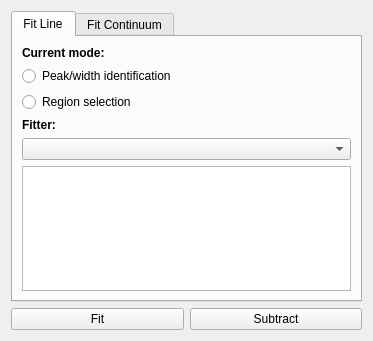
Old version of the form pyspeckit_viewer/control_panel.ui in the repository glue-viz/glue-pyspeckit-plugin.
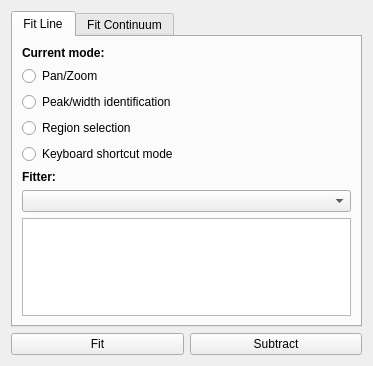
New version of the form.

Commit message: Separated and refactored code for pyspeckit control panel

What changed in the file:
```diff
--- a/pyspeckit_viewer/control_panel.ui
+++ b/pyspeckit_viewer/control_panel.ui
@@ -7,7 +7,7 @@
     <x>0</x>
     <y>0</y>
     <width>373</width>
-    <height>341</height>
+    <height>366</height>
    </rect>
   </property>
   <property name="windowTitle">
@@ -24,34 +24,40 @@
        <string>Fit Line</string>
       </attribute>
       <layout class="QGridLayout" name="gridLayout_3">
-       <item row="3" column="0">
+       <item row="7" column="0">
+        <widget class="QComboBox" name="combo_line_fitters"/>
+       </item>
+       <item row="1" column="0">
+        <widget class="QLabel" name="label_3">
+         <property name="font">
+          <font>
+           <weight>75</weight>
+           <bold>true</bold>
+          </font>
+         </property>
+         <property name="text">
+          <string>Current mode:</string>
+         </property>
+        </widget>
+       </item>
+       <item row="4" column="0">
         <widget class="QRadioButton" name="radio_line_selection">
          <property name="text">
           <string>Region selection</string>
          </property>
         </widget>
        </item>
-       <item row="2" column="0">
+       <item row="8" column="0">
+        <widget class="QTextEdit" name="text_line"/>
+       </item>
+       <item row="3" column="0">
         <widget class="QRadioButton" name="radio_line_peak">
          <property name="text">
           <string>Peak/width identification</string>
          </property>
         </widget>
        </item>
-       <item row="1" column="0">
-        <widget class="QLabel" name="label_3">
-         <property name="font">
-          <font>
-           <weight>75</weight>
-           <bold>true</bold>
-          </font>
-         </property>
-         <property name="text">
-          <string>Current mode:</string>
-         </property>
-        </widget>
-       </item>
-       <item row="4" column="0">
+       <item row="6" column="0">
         <widget class="QLabel" name="label_2">
          <property name="font">
           <font>
@@ -65,10 +71,18 @@
         </widget>
        </item>
        <item row="5" column="0">
-        <widget class="QComboBox" name="combo_line_fitter_2"/>
+        <widget class="QRadioButton" name="radio_line_keyboard">
+         <property name="text">
+          <string>Keyboard shortcut mode</string>
+         </property>
+        </widget>
        </item>
-       <item row="6" column="0">
-        <widget class="QTextEdit" name="text_line"/>
+       <item row="2" column="0">
+        <widget class="QRadioButton" name="radio_line_panzoom">
+         <property name="text">
+          <string>Pan/Zoom</string>
+         </property>
+        </widget>
        </item>
       </layout>
      </widget>
```
Left out of the diff: 26 changed lines with no effect on the pictures. The commit also changes 1 other file.
